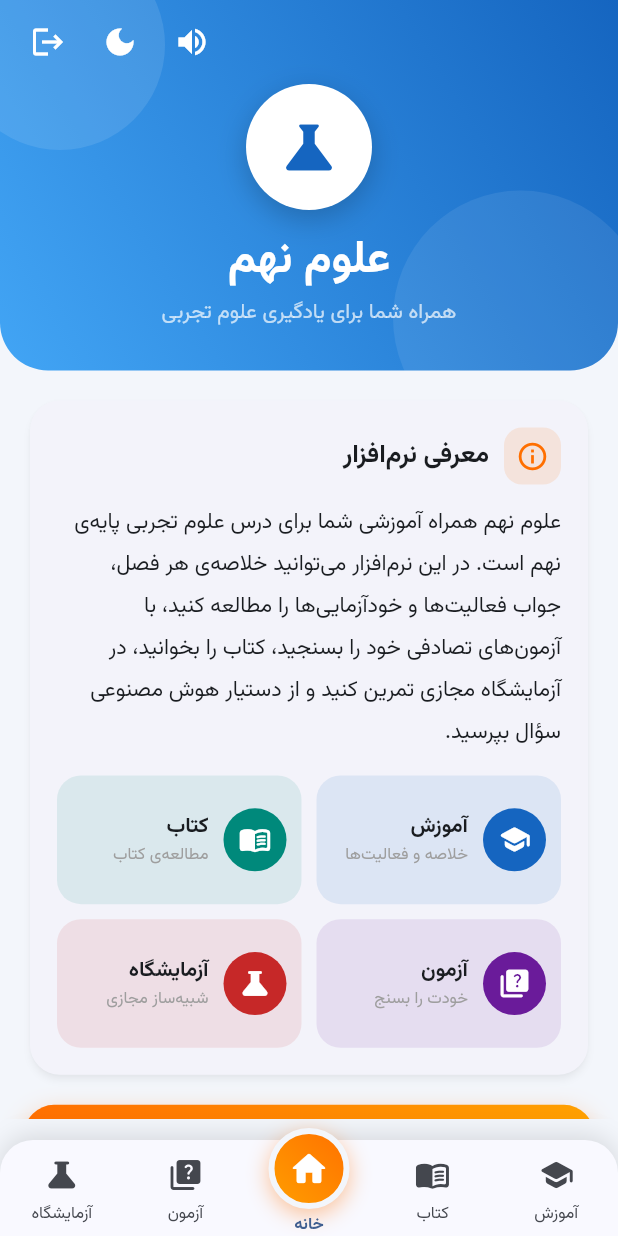
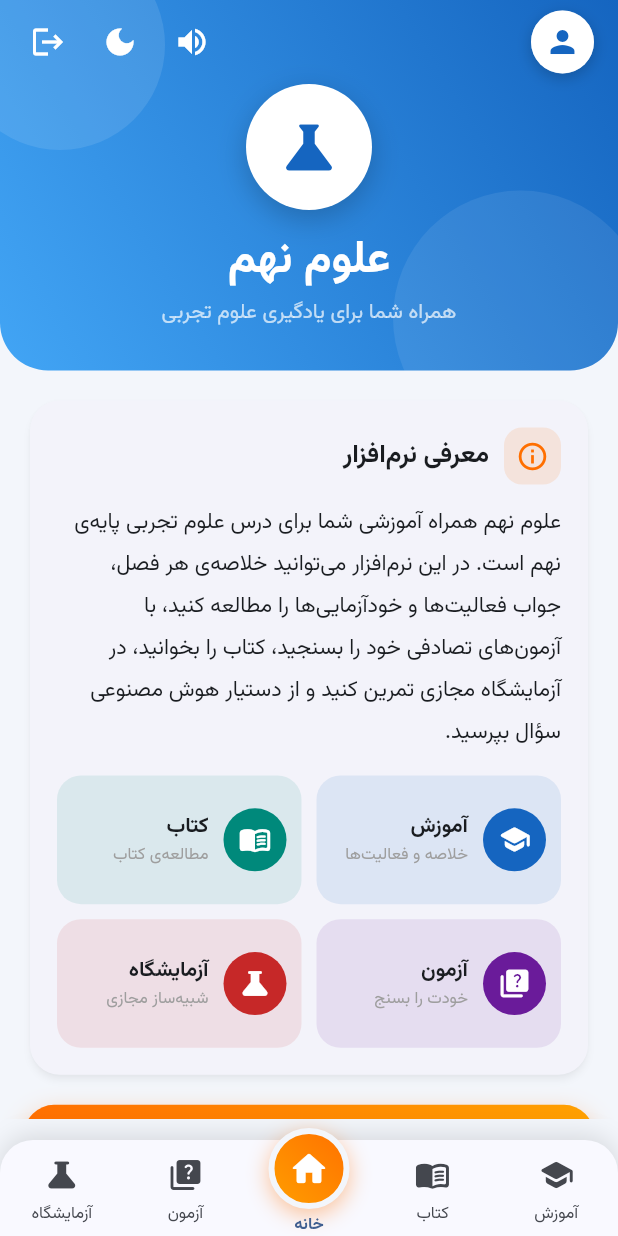
Before and after one commit to loghmanveysi-wq/oloom-noh, a Flutter app: the screen it shows once a user with an empty profile is signed in, on a phone screen of 412 x 824 dp. Run offline on Flutter 3.47's test engine with Material 3 defaults, Android fonts, the phone set to English and light mode, and no system bars; our stand-ins replace audioplayers, cached_network_image, cloud_firestore, firebase_auth, firebase_core, fl_chart and 4 more; missing offline and left inert: syncfusion_flutter_core, syncfusion_flutter_pdfviewer; accounts and stored records are empty.

Commit message:
Update intro_screen.dart

```diff
--- a/lib/screens/intro_screen.dart
+++ b/lib/screens/intro_screen.dart
@@ -1,6 +1,7 @@
 // صفحه «خانه» (دکمه‌ی وسط): معرفی نرم‌افزار و معرفی سازنده
 import 'package:flutter/material.dart';
 import 'package:flutter/services.dart';
+import 'package:cloud_firestore/cloud_firestore.dart';
 import 'package:firebase_auth/firebase_auth.dart';
 import 'package:provider/provider.dart';
 import '../theme/app_theme.dart';
@@ -11,6 +12,7 @@ import '../services/theme_provider.dart';
 import 'ai_chat_screen.dart';
 import 'admin_dashboard_screen.dart';
 import 'content_manager_screen.dart';
+import 'student_profile_screen.dart';
 
 class IntroScreen extends StatefulWidget {
   final ValueChanged<int> onNavigate;
@@ -26,6 +28,13 @@ class _IntroScreenState extends State<IntroScreen> {
 
   bool _sound = SoundService.enabled;
   late final Stream<bool> _admin = AdminService.isTeacherStream();
+  late final Stream<DocumentSnapshot<Map<String, dynamic>>>? _me =
+      FirebaseAuth.instance.currentUser == null
+          ? null
+          : FirebaseFirestore.instance
+              .collection('users')
+              .doc(FirebaseAuth.instance.currentUser!.uid)
+              .snapshots();
 
   void _toggleSound() {
     setState(() => _sound = !_sound);
@@ -100,7 +109,7 @@ class _IntroScreenState extends State<IntroScreen> {
             padding: EdgeInsets.fromLTRB(8, top + 4, 8, 28),
             child: Column(
               children: [
-                Row(children: [const Spacer(), ..._topIcons(context)]),
+                Row(children: [_profileButton(), const Spacer(), ..._topIcons(context)]),
                 const SizedBox(height: 4),
                 Container(
                   width: 84,
@@ -128,6 +137,44 @@ class _IntroScreenState extends State<IntroScreen> {
             ),
           ),
         ],
+      ),
+    );
+  }
+
+  // دکمه‌ی پروفایل دانش‌آموز (بالا سمت راست): حرف اول نام کاربر
+  Widget _profileButton() {
+    return Tooltip(
+      message: 'پروفایل من',
+      child: GestureDetector(
+        onTap: () => _push(const StudentProfileScreen()),
+        child: Container(
+          width: 42,
+          height: 42,
+          margin: const EdgeInsets.symmetric(horizontal: 8),
+          decoration: BoxDecoration(
+            shape: BoxShape.circle,
+            color: Colors.white,
+            border: Border.all(color: Colors.white54, width: 2),
+            boxShadow: const [
+              BoxShadow(color: Color(0x33000000), blurRadius: 8, offset: Offset(0, 3)),
+            ],
+          ),
+          child: StreamBuilder<DocumentSnapshot<Map<String, dynamic>>>(
+            stream: _me,
+            builder: (context, snap) {
+              final name = (snap.data?.data()?['name'] ?? '').toString().trim();
+              return Center(
+                child: name.isEmpty
+                    ? const Icon(Icons.person, color: AppTheme.primaryBlue)
+                    : Text(
+                        String.fromCharCode(name.runes.first),
+                        style: const TextStyle(
+                            color: AppTheme.primaryBlue, fontWeight: FontWeight.bold, fontSize: 19),
+                      ),
+              );
+            },
+          ),
+        ),
       ),
     );
   }
```
